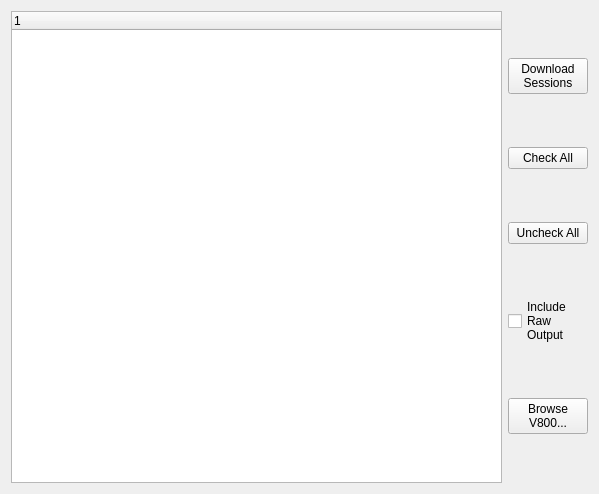
This is src/ui/v800main.ui in profanum429/v800_downloader as Qt 5 draws it before an edit. The edited form follows.
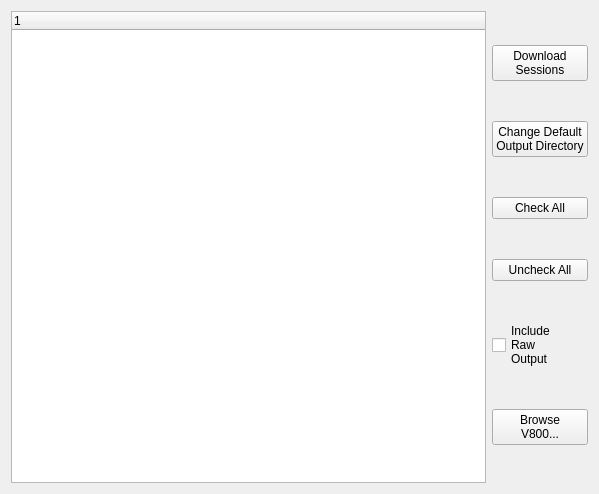
This is the edited form.

Commit message: Added button to change default download directory to get ready for Bipolar's GUI wizard

```diff
--- a/src/ui/v800main.ui
+++ b/src/ui/v800main.ui
@@ -44,6 +44,14 @@
          </property>
         </widget>
        </item>
+       <item>
+        <widget class="QPushButton" name="dirSelectBtn">
+         <property name="text">
+          <string>Change Default
+Output Directory</string>
+         </property>
+        </widget>
+       </item>
        <item>
         <widget class="QPushButton" name="checkBtn">
          <property name="text">
```
The commit also changes 4 other files.
